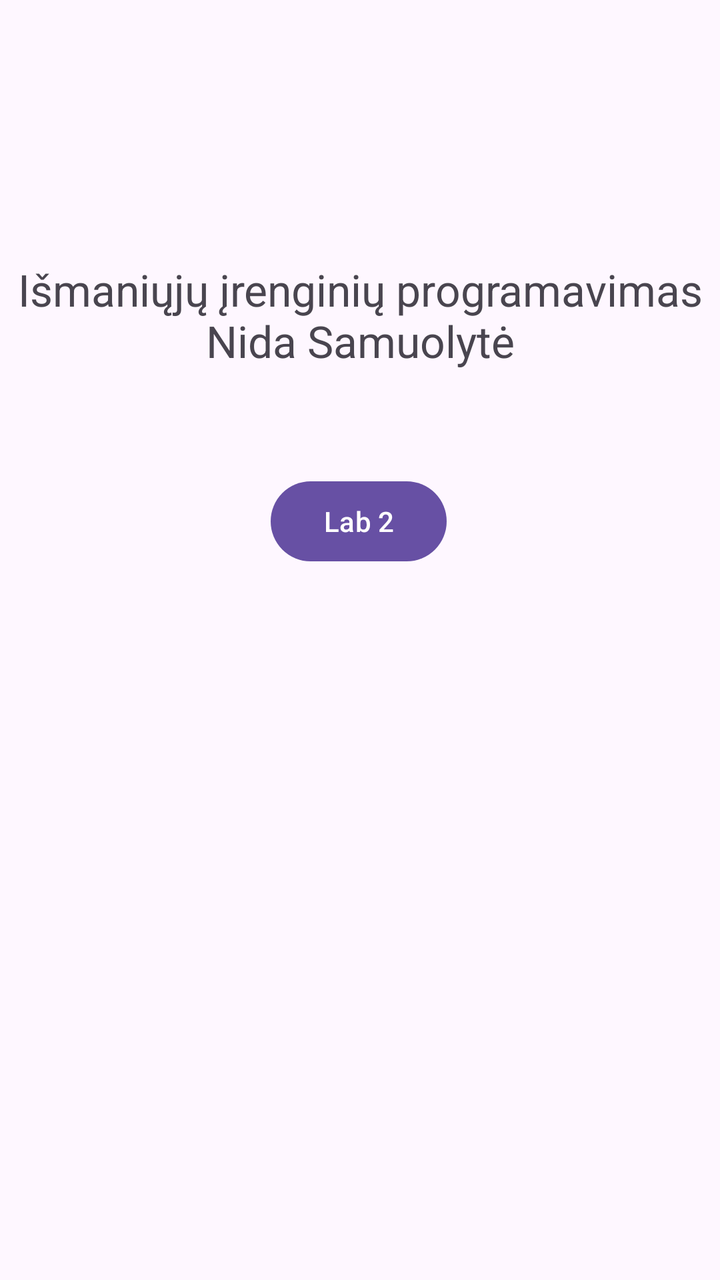
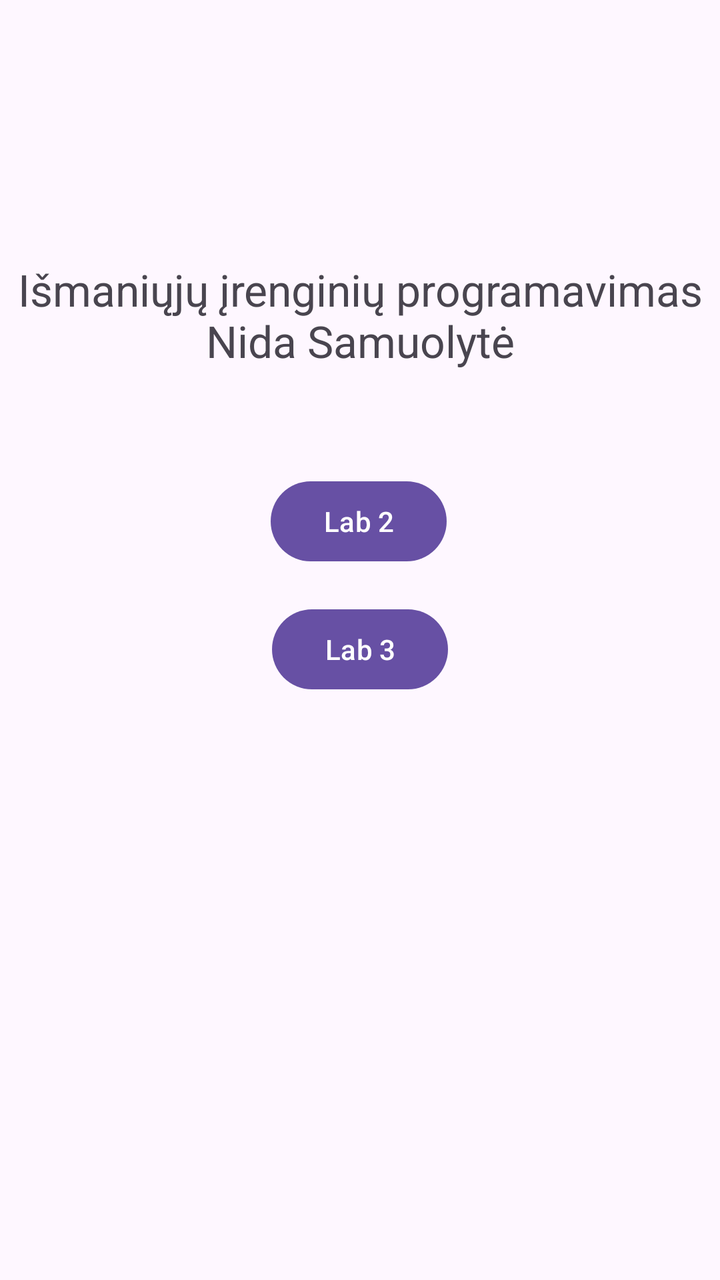

The first picture is an Android layout as it rendered before a commit; the second is the same layout after the commit. The layout source and the unified diff follow.
<!-- AndroidManifest.xml: application theme Theme.LabWork -->
<!-- res/layout/activity_meniu.xml -->
<?xml version="1.0" encoding="utf-8"?>
<androidx.constraintlayout.widget.ConstraintLayout xmlns:android="http://schemas.android.com/apk/res/android"
    xmlns:app="http://schemas.android.com/apk/res-auto"
    xmlns:tools="http://schemas.android.com/tools"
    android:id="@+id/main"
    android:layout_width="match_parent"
    android:layout_height="match_parent">

    <TextView
        android:id="@+id/tvPavadinimas"
        android:layout_width="0dp"
        android:layout_height="wrap_content"
        android:gravity="center"
        android:text="Išmaniųjų įrenginių programavimas\nNida Samuolytė"
        android:textSize="22sp"
        app:layout_constraintBottom_toBottomOf="parent"
        app:layout_constraintEnd_toEndOf="parent"
        app:layout_constraintHorizontal_bias="0.0"
        app:layout_constraintStart_toStartOf="parent"
        app:layout_constraintTop_toTopOf="parent"
        app:layout_constraintVertical_bias="0.222" />

    <Button
        android:id="@+id/btnLab2"
        android:layout_width="wrap_content"
        android:layout_height="wrap_content"
        android:text="Lab 2"
        app:layout_constraintBottom_toBottomOf="parent"
        app:layout_constraintEnd_toEndOf="parent"
        app:layout_constraintHorizontal_bias="0.498"
        app:layout_constraintStart_toStartOf="parent"
        app:layout_constraintTop_toBottomOf="@+id/tvPavadinimas"
        app:layout_constraintVertical_bias="0.127" />
</androidx.constraintlayout.widget.ConstraintLayout>
<!-- resources referenced by this layout -->
<resources>
  <style name="Theme.LabWork" parent="Base.Theme.LabWork" />
  <style name="Base.Theme.LabWork" parent="Theme.Material3.DayNight.NoActionBar">
          
          
      </style>
</resources>

<!-- the commit's change to res/layout/activity_meniu.xml (unified diff, before → after) -->
@@ -31,4 +31,14 @@
         app:layout_constraintStart_toStartOf="parent"
         app:layout_constraintTop_toBottomOf="@+id/tvPavadinimas"
         app:layout_constraintVertical_bias="0.127" />
+
+    <Button
+        android:id="@+id/btnLab3"
+        android:layout_width="wrap_content"
+        android:layout_height="wrap_content"
+        android:layout_marginTop="16dp"
+        android:text="Lab 3"
+        app:layout_constraintTop_toBottomOf="@id/btnLab2"
+        app:layout_constraintStart_toStartOf="parent"
+        app:layout_constraintEnd_toEndOf="parent" />
 </androidx.constraintlayout.widget.ConstraintLayout>
